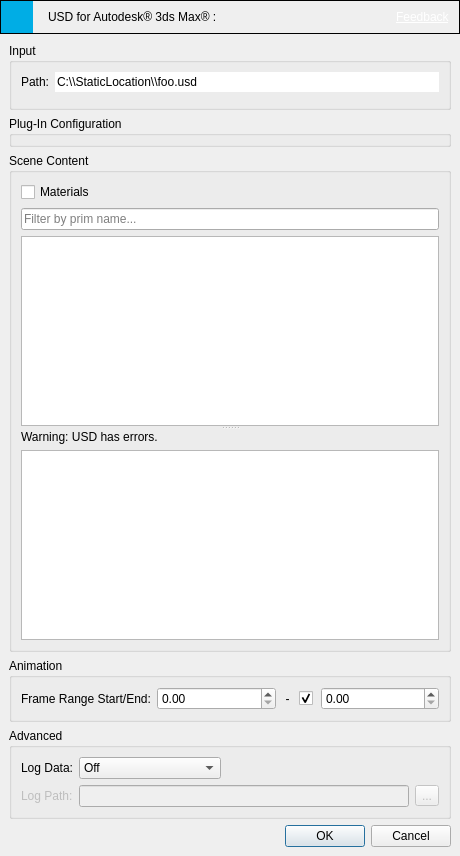
Old version of the form src/USDImport/Views/USDImportDialog.ui in the repository Autodesk/3dsmax-usd.
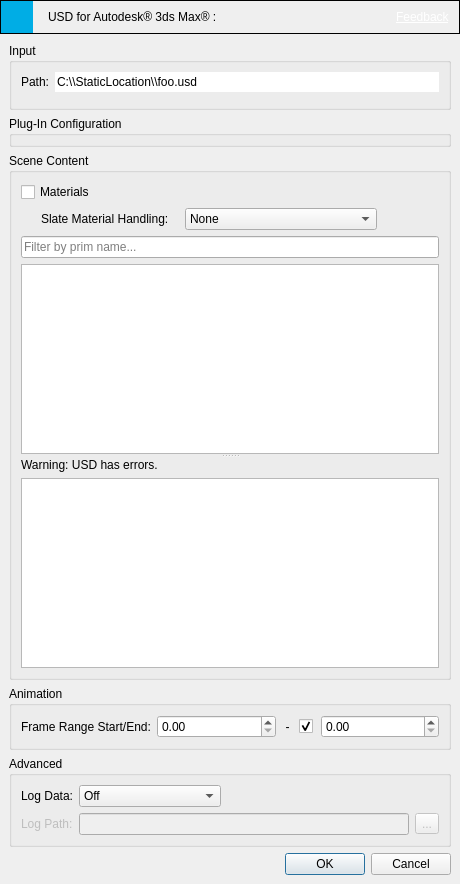
New version of the form. Custom widgets are drawn as their Qt base class.

Diff of the .ui file:
```diff
--- a/src/USDImport/Views/USDImportDialog.ui
+++ b/src/USDImport/Views/USDImportDialog.ui
@@ -219,6 +219,87 @@
           </property>
          </widget>
         </item>
+        <item>
+         <layout class="QHBoxLayout" name="slateMaterialHandlingLayout">
+          <item>
+           <spacer name="slateMaterialHandlingSpacer">
+            <property name="orientation">
+             <enum>Qt::Horizontal</enum>
+            </property>
+            <property name="sizeType">
+             <enum>QSizePolicy::Fixed</enum>
+            </property>
+            <property name="sizeHint" stdset="0">
+             <size>
+              <width>20</width>
+              <height>20</height>
+             </size>
+            </property>
+           </spacer>
+          </item>
+          <item>
+           <widget class="QLabel" name="slateMaterialHandlingLabel">
+            <property name="text">
+             <string>Slate Material Handling:</string>
+            </property>
+           </widget>
+          </item>
+          <item>
+           <spacer name="slateMaterialHandlingMiddleSpacer">
+            <property name="orientation">
+             <enum>Qt::Horizontal</enum>
+            </property>
+            <property name="sizeType">
+             <enum>QSizePolicy::Fixed</enum>
+            </property>
+            <property name="sizeHint" stdset="0">
+             <size>
+              <width>10</width>
+              <height>20</height>
+             </size>
+            </property>
+           </spacer>
+          </item>
+          <item>
+           <widget class="QComboBox" name="slateMaterialHandlingComboBox">
+            <property name="sizePolicy">
+             <sizepolicy hsizetype="Preferred" vsizetype="Fixed">
+              <horstretch>0</horstretch>
+              <verstretch>0</verstretch>
+             </sizepolicy>
+            </property>
+            <item>
+             <property name="text">
+              <string>None</string>
+             </property>
+            </item>
+            <item>
+             <property name="text">
+              <string>Add Unassigned to New View</string>
+             </property>
+            </item>
+            <item>
+             <property name="text">
+              <string>Add All to New View</string>
+             </property>
+            </item>
+           </widget>
+          </item>
+          <item>
+           <spacer name="slateMaterialHandlingRightSpacer">
+            <property name="orientation">
+             <enum>Qt::Horizontal</enum>
+            </property>
+            <property name="sizeHint" stdset="0">
+             <size>
+              <width>40</width>
+              <height>20</height>
+             </size>
+            </property>
+           </spacer>
+          </item>
+         </layout>
+        </item>
         <item>
          <widget class="QSplitter" name="splitter">
           <property name="orientation">
```
